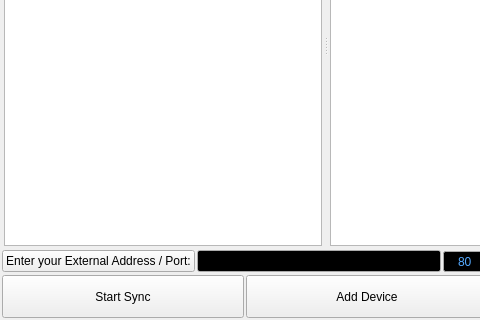
First picture: the form in ui/connection-display.ui, repository berndhs/arado, before the edit; both pictures show x 0 to 480 and y 160 to 480 of the 978 by 480 pixel window.
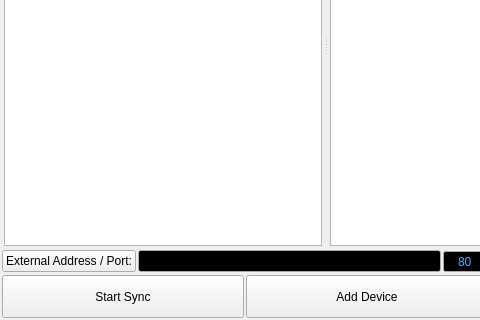
Second picture: the form after the edit. Icons and pictures are not drawn.

The edit to the form file:
```diff
--- a/ui/connection-display.ui
+++ b/ui/connection-display.ui
@@ -512,11 +512,7 @@
         <string>Arado Heartbeat Base.</string>
        </property>
        <property name="text">
-        <string>Enter your External Address / Port:</string>
-       </property>
-       <property name="icon">
-        <iconset resource="../arado.qrc">
-         <normaloff>:/images/heartbeat.png</normaloff>:/images/heartbeat.png</iconset>
+        <string>External Address / Port:</string>
        </property>
       </widget>
      </item>
```
